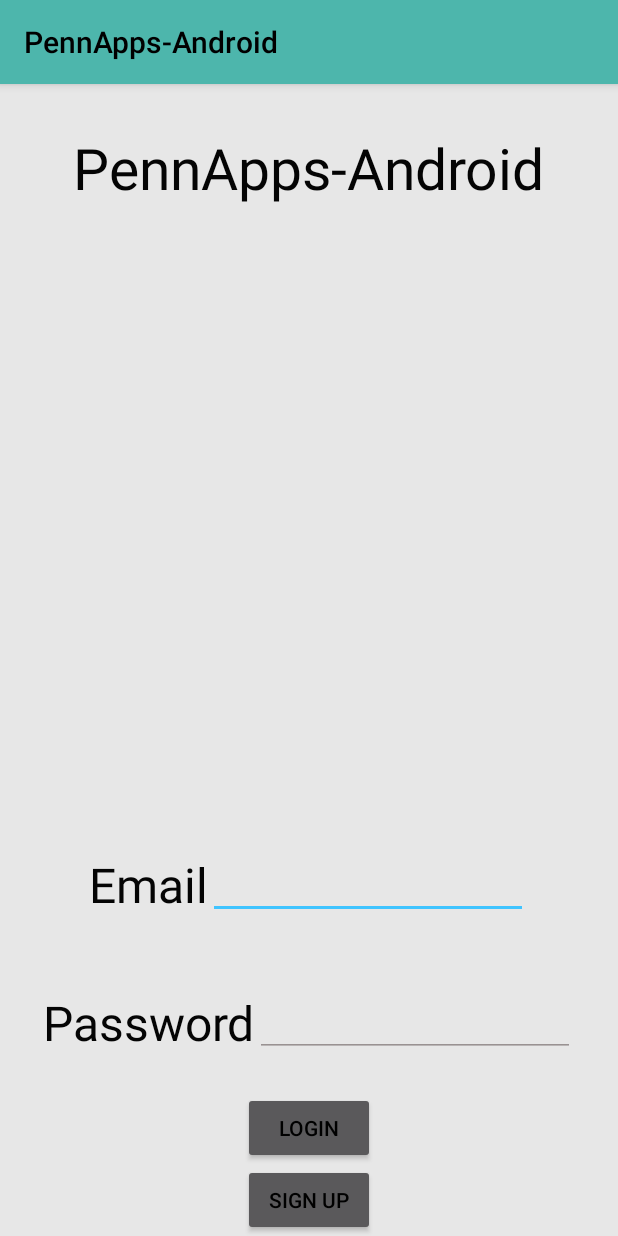
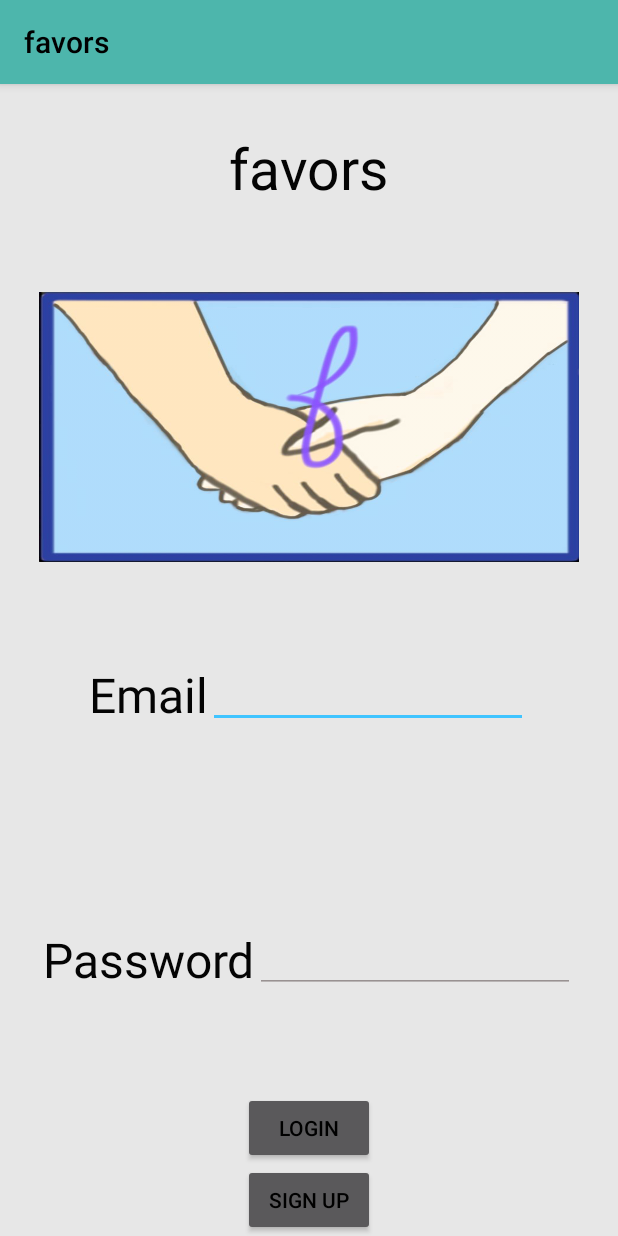
Before and after one commit to AlstonLin/PennApps-Android, an Android app: the screen it shows after launch (MainActivity), on a phone screen of 412 x 824 dp. Run offline under Robolectric (Android 15) with nearby library versions, the phone set to English and light mode, and no system bars.

Commit message:
update logo

```diff
--- a/app/src/main/res/layout/activity_main.xml
+++ b/app/src/main/res/layout/activity_main.xml
@@ -9,13 +9,20 @@
     <TextView
         android:layout_width="wrap_content"
         android:layout_height="0dp"
-        android:layout_weight="5"
+        android:layout_weight="0.62"
         android:text="@string/app_name"
         android:textColor="@color/black"
         android:layout_marginTop="30dp"
         android:textSize="38sp"
         android:layout_gravity="center_horizontal"
         android:id="@+id/textView" />
+
+    <ImageView
+        android:layout_width="360dp"
+        android:layout_height="180dp"
+        android:id="@+id/imageView"
+        android:background="@drawable/hands_logo"
+        android:layout_gravity="center_horizontal" />
 
     <LinearLayout
         android:layout_width="match_parent"
--- a/app/src/main/res/values/strings.xml
+++ b/app/src/main/res/values/strings.xml
@@ -1,5 +1,5 @@
 <resources>
-    <string name="app_name">PennApps-Android</string>
+    <string name="app_name">favors</string>
     <string name="title_activity_sign_up">SignUp</string>
     <string name="title_activity_app">AppActivity</string>
     <string name="action_settings">Settings</string>
```
Also changed, not shown: app/src/main/logo_launcher-web.png (added), app/src/main/res/drawable/hands_logo.png (added), app/src/main/res/mipmap-hdpi/logo_launcher.png (added), app/src/main/res/mipmap-mdpi/logo_launcher.png (added), app/src/main/res/mipmap-xhdpi/logo_launcher.png (added), app/src/main/res/mipmap-xxhdpi/logo_launcher.png (added), app/src/main/res/mipmap-xxxhdpi/logo_launcher.png (added).
